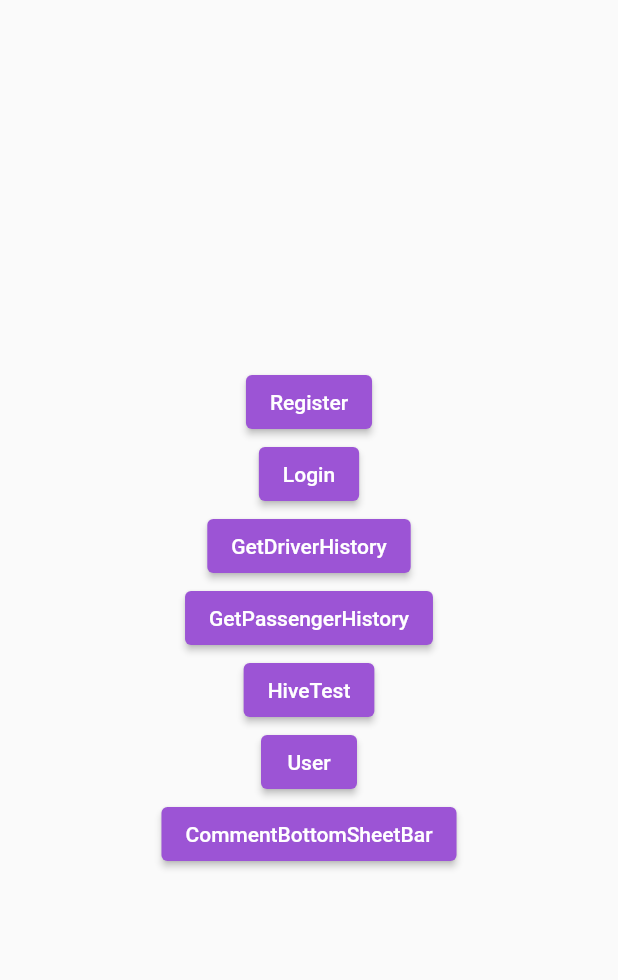
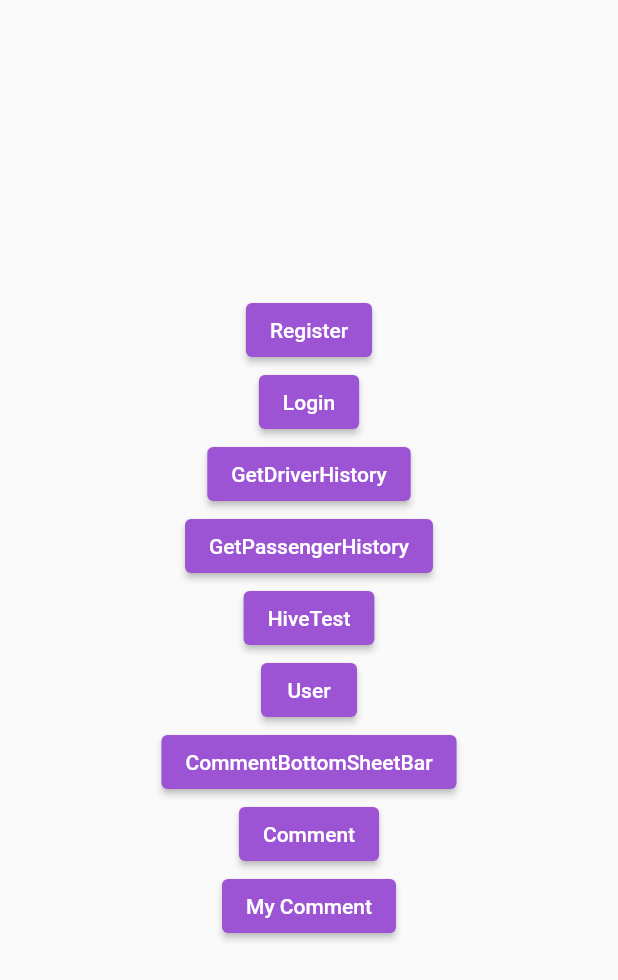
Before and after one commit to bilginfatih/shazy, a Flutter app: the screen it shows after launch, on a phone screen of 412 x 824 dp. Shown: the top 980 px of the screen. Run offline on Flutter 3.47's test engine with Material 2 defaults, Android fonts, the phone set to English and light mode, and no system bars; our stand-ins replace dio, easy_localization, flutter_mobx, flutter_rating_bar, flutter_svg, geolocator and 10 more; missing offline and left inert: flutter_polyline_points, flutter_session_manager; accounts and stored records are empty; generated files the repository leaves out were written again; project files that could hold a hidden picture were left out.

Commit message:
comment service added

```diff
--- a/assets/translations/en-US.json
+++ b/assets/translations/en-US.json
@@ -30,5 +30,6 @@
     "LogIn": "Log In",
     "submit": "Submit",
     "writeYourText": "Write Your Text",
-    "excellent": "Excellent"
+    "excellent": "Excellent",
+    "commentError": "commentError"
 }
--- a/lib/core/init/network/network_manager.dart
+++ b/lib/core/init/network/network_manager.dart
@@ -34,6 +34,7 @@ class NetworkManager extends BaseNetworkManager {
           },
         ),
       );
+      print(response);
       if (model != null) {
         return model.fromJson(response.data);
       }
@@ -65,6 +66,11 @@ class NetworkManager extends BaseNetworkManager {
   Future post<T extends BaseModel>(String path,
       {T? model, Map<String, dynamic>? data}) async {
     try {
+      var token = await SessionManager().get('token');
+      if (token != null) {
+        print('token: $token');
+        _headers['Authorization'] = 'Bearer $token';
+      }
       var request = jsonEncode(model?.toJson());
       print(path);
       print('${dio.options.baseUrl}$path');
--- /dev/null
+++ b/lib/models/comment/comment_model.dart
@@ -0,0 +1,27 @@
+import '../../core/base/base_model.dart';
+
+class CommentModel extends BaseModel {
+  CommentModel({
+    this.commentingUserId,
+    this.commentorUserId,
+    this.comment,
+    this.point,
+  });
+
+  String? comment;
+  String? commentingUserId;
+  String? commentorUserId;
+  String? point;
+
+  @override
+  fromJson(json) {}
+
+  @override
+  Map<String, dynamic> toJson() {
+    Map<String, dynamic> map = {};
+    if (commentorUserId != null) map['commentor_user_id'] = commentorUserId;
+    if (comment != null) map['comment'] = comment;
+    if (point != null) map['point'] = point;
+    return map;
+  }
+}
--- a/lib/pages/history/controller/history_upcoming_controller.dart
+++ b/lib/pages/history/controller/history_upcoming_controller.dart
@@ -1,4 +1,7 @@
+import 'package:flutter_session_manager/flutter_session_manager.dart';
 import 'package:mobx/mobx.dart';
+import 'package:shazy/models/comment/comment_model.dart';
+import 'package:shazy/services/comment/comment_service.dart';
 import '../../../models/history/history_model.dart';
 import '../../../services/history/history_service.dart';
 part 'history_upcoming_controller.g.dart';
@@ -26,4 +29,13 @@ abstract class _HistoryUpcomingControllerBase with Store {
     passengerList = await HistoryService.instance.getPassengerHistory();
     driverList = await HistoryService.instance.getDriverHistory();
   }
+
+  // TODO: bu fonksiyonu view' a ekle
+  Future<void> sendComment(CommentModel model) async {
+    model.commentorUserId = await SessionManager().get('id');
+    var response = await CommentService.instance.comment(model);
+    if (response != null) {
+      // TODO: hata mesajı basacak
+    }
+  }
 }
--- a/lib/pages/test_pages.dart
+++ b/lib/pages/test_pages.dart
@@ -1,7 +1,10 @@
 import 'package:easy_localization/easy_localization.dart';
 import 'package:flutter/material.dart';
+import 'package:flutter_session_manager/flutter_session_manager.dart';
 import 'package:flutter_svg/svg.dart';
 import 'package:hexcolor/hexcolor.dart';
+import 'package:shazy/models/comment/comment_model.dart';
+import 'package:shazy/services/comment/comment_service.dart';
 import 'package:shazy/utils/extensions/context_extension.dart';
 import 'package:shazy/utils/theme/themes.dart';
 import 'package:shazy/widgets/buttons/primary_button.dart';
@@ -19,6 +22,7 @@ import '../widgets/padding/base_padding.dart';
 // TODO: End pointleri test etmek için olan sayfa proda çıkmadan kaldırılacak
 class TestPage extends StatelessWidget {
   TestPage({super.key});
+
   final _scaffoldKey = GlobalKey<ScaffoldState>();
 
   @override
@@ -110,6 +114,25 @@ class TestPage extends StatelessWidget {
                 },
                 child: Text('CommentBottomSheetBar'),
               ),
+              ElevatedButton(
+                onPressed: () async {
+                  var userId = await SessionManager().get('id');
+                  CommentModel model = CommentModel(
+                    commentorUserId: userId,
+                    comment: 'test',
+                    point: '5',
+                  );
+                  await CommentService.instance.comment(model);
+                },
+                child: Text('Comment'),
+              ),
+              ElevatedButton(
+                onPressed: () async {
+                  var userId = await SessionManager().get('id');
+                  await CommentService.instance.getComment(userId);
+                },
+                child: Text('My Comment'),
+              ),
             ],
           ),
         ),
--- /dev/null
+++ b/lib/services/comment/comment_service.dart
@@ -0,0 +1,40 @@
+import 'package:easy_localization/easy_localization.dart';
+
+import '../../core/init/network/network_manager.dart';
+import '../../models/comment/comment_model.dart';
+// TODO: sürücü endpointleri eklendikten sonra test edilecek.
+class CommentService {
+  CommentService._init();
+
+  static CommentService instance = CommentService._init();
+
+  Future<String?> comment(CommentModel comment) async {
+    try {
+      var response =
+          await NetworkManager.instance.post('/comment', model: comment);
+      return null;
+    } catch (e) {
+      return 'commentError'.tr();
+    }
+  }
+
+  Future<List<CommentModel>> getComment(String id) async {
+    try {
+      List<CommentModel> commentList = [];
+      var response = await NetworkManager.instance.get('/comment/commentor/$id');
+      return commentList;
+    } catch (e) {
+      return [];
+    }
+  }
+
+  Future<List<CommentModel>> getAntoherUserComment() async {
+    try {
+      List<CommentModel> commentList = [];
+      var response = await NetworkManager.instance.get('/comment/commenting');
+      return commentList;
+    } catch (e) {
+      return [];
+    }
+  }
+}
```
